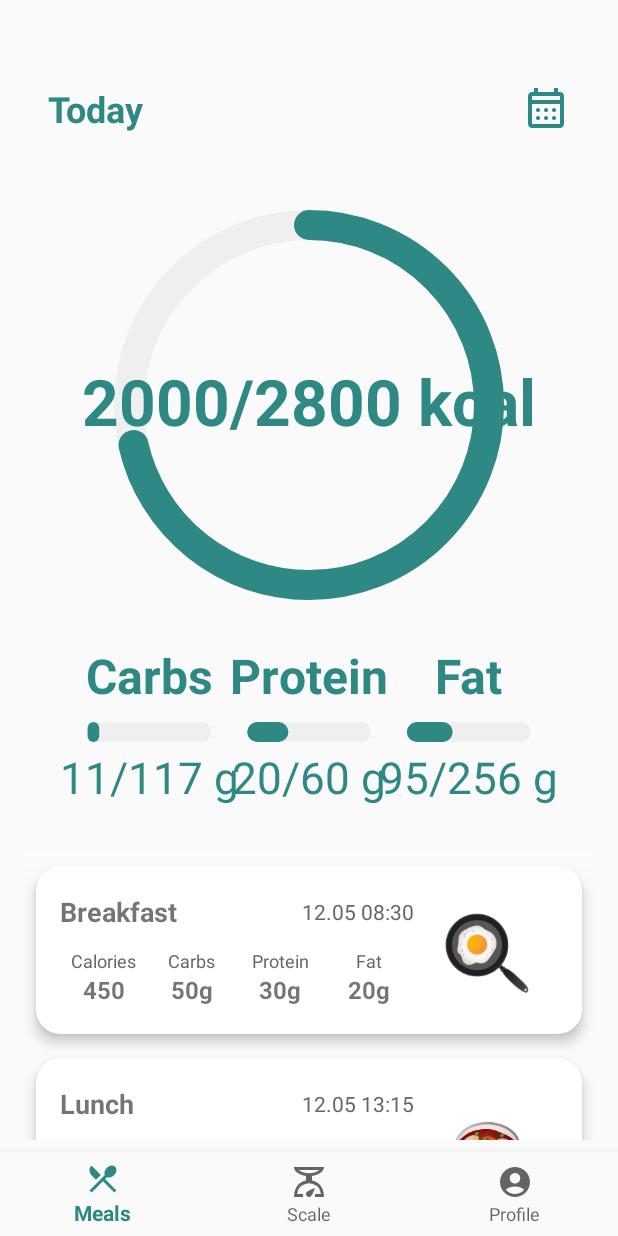
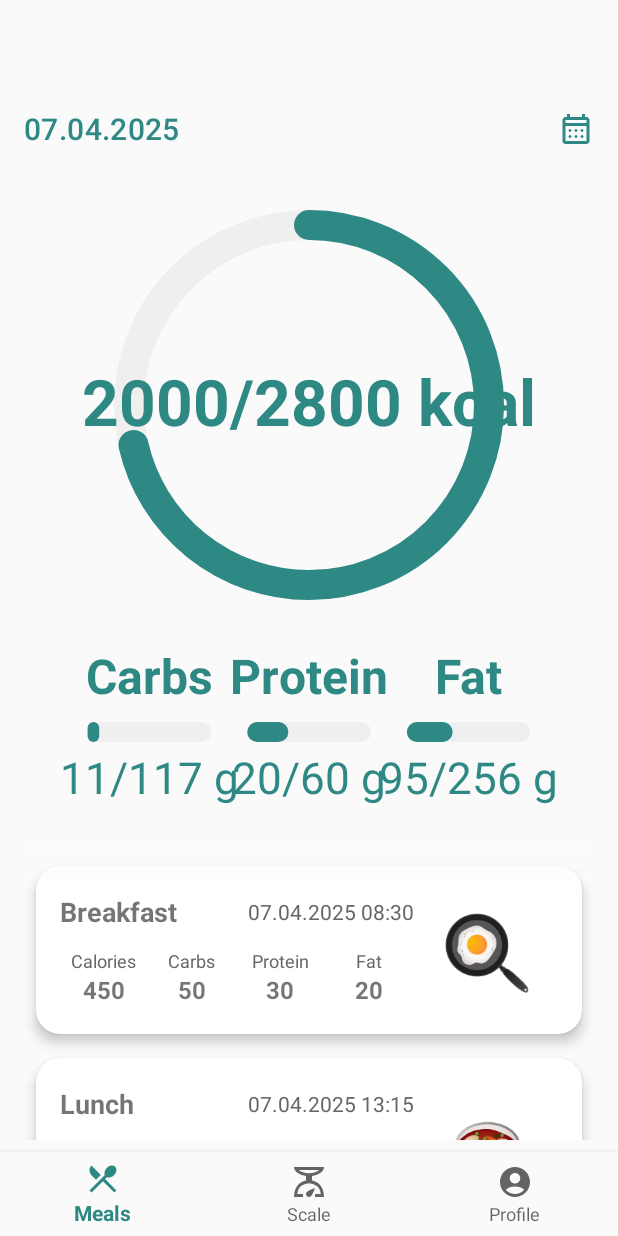
Before and after one commit to mikolajmariasz/smart-scale-mobile, an Android app: the screen it shows after launch (MainActivity), on a phone screen of 412 x 824 dp. Run offline under Robolectric (Android 15) with nearby library versions, the phone set to English and light mode, and no system bars; our stand-ins replace navigation-ui.

Commit message:
feat: Implemented Date Selection
- Added date selection with `DatePickerDialog` to filter meals.

```diff
--- a/app/src/main/java/com/example/smartscale/ui/meals/presentation/MealsFragment.kt
+++ b/app/src/main/java/com/example/smartscale/ui/meals/presentation/MealsFragment.kt
@@ -1,5 +1,6 @@
 package com.example.smartscale.ui.meals.presentation
 
+import android.app.DatePickerDialog
 import android.os.Bundle
 import android.view.LayoutInflater
 import android.view.View
@@ -14,6 +15,8 @@ import com.example.smartscale.ui.meals.domain.model.Meal
 import com.example.smartscale.ui.meals.presentation.adapter.MealsAdapter
 import com.example.smartscale.ui.meals.presentation.view.CircularProgressBar
 import com.example.smartscale.ui.meals.presentation.view.NutritionBarView
+import java.text.SimpleDateFormat
+import java.util.*
 
 class MealsFragment : Fragment() {
 
@@ -23,6 +26,9 @@ class MealsFragment : Fragment() {
     private var _binding: FragmentMealsBinding? = null
     private val binding get() = _binding!!
 
+    private val calendar = Calendar.getInstance()
+    private val dateFormat = SimpleDateFormat("dd.MM.yyyy", Locale.getDefault())
+
     override fun onCreateView(
         inflater: LayoutInflater,
         container: ViewGroup?,
@@ -31,9 +37,55 @@ class MealsFragment : Fragment() {
         _binding = FragmentMealsBinding.inflate(inflater, container, false)
         val root: View = binding.root
 
-        // Calories progress bar
+        setupHeader()
+        setupProgressBars()
+        setupRecyclerView()
+
+        return root
+    }
+
+    private fun setupHeader() {
+        binding.headerDateCalendar.dateTextView.text = dateFormat.format(calendar.time)
+
+        binding.headerDateCalendar.calendarButton.setOnClickListener {
+            showDatePickerDialog()
+        }
+    }
+
+    private fun showDatePickerDialog() {
+        val datePickerDialog = DatePickerDialog(
+            requireContext(),
+            { _, year, month, dayOfMonth ->
+                calendar.set(year, month, dayOfMonth)
+                binding.headerDateCalendar.dateTextView.text = dateFormat.format(calendar.time)
+                loadMealsForSelectedDate()
+            },
+            calendar.get(Calendar.YEAR),
+            calendar.get(Calendar.MONTH),
+            calendar.get(Calendar.DAY_OF_MONTH)
+        )
+        datePickerDialog.show()
+    }
+
+    private fun loadMealsForSelectedDate() {
+        // TODO: Tutaj będzie ładowanie posiłków z bazy danych dla wybranej daty
+        val selectedDate = dateFormat.format(calendar.time)
+        val mealsList = listOf(
+            Meal("Breakfast", "$selectedDate 08:30", "🍳", 450, 50, 30, 20),
+            Meal("Lunch", "$selectedDate 13:15", "🍲", 650, 70, 40, 25),
+            Meal("Dinner", "$selectedDate 19:45", "🥗", 400, 30, 25, 15)
+        )
+        mealsAdapter.updateMeals(mealsList)
+        updateProgressBars()
+    }
+
+    private fun setupProgressBars() {
         circularProgressBar = binding.circularProgressBar
+        nutritrionProgressBar = binding.nutritionBarsView
+        updateProgressBars()
+    }
 
+    private fun updateProgressBars() {
         val caloriesGoal = 2800
         val caloriesConsumed = 2000
         val progress = caloriesConsumed.toFloat() / caloriesGoal.toFloat()
@@ -41,36 +93,22 @@ class MealsFragment : Fragment() {
         circularProgressBar.setCaloriesText("$caloriesConsumed/$caloriesGoal kcal")
         circularProgressBar.setProgress(progress)
 
-        // Nutrition progress bars
-        nutritrionProgressBar = binding.nutritionBarsView
-
         nutritrionProgressBar.setCarbsProgress(11, 117)
         nutritrionProgressBar.setProteinProgress(20, 60)
         nutritrionProgressBar.setFatProgress(95, 256)
-
-        // Setup RecyclerView
-        setupRecyclerView()
-
-        return root
     }
 
     private fun setupRecyclerView() {
-        // Example
-        val mealsList = listOf(
-            Meal("Breakfast", "12.05 08:30", "🍳", 450, 50, 30, 20),
-            Meal("Lunch", "12.05 13:15", "🍲", 650, 70, 40, 25),
-            Meal("Dinner", "12.05 19:45", "🥗", 400, 30, 25, 15)
-        )
-
-        mealsAdapter = MealsAdapter(mealsList) {
+        mealsAdapter = MealsAdapter(emptyList()) {
             navigateToAddMeal()
         }
         binding.mealsList.apply {
             layoutManager = LinearLayoutManager(context)
             adapter = mealsAdapter
-            addItemDecoration(FadeEdgeDecoration(requireContext(),50))
+            addItemDecoration(FadeEdgeDecoration(requireContext(), 50))
         }
 
+        loadMealsForSelectedDate()
     }
 
     private fun navigateToAddMeal() {
@@ -78,7 +116,6 @@ class MealsFragment : Fragment() {
         navController.navigate(R.id.action_meals_to_add_meal)
     }
 
-
     override fun onDestroyView() {
         super.onDestroyView()
         _binding = null
--- a/app/src/main/java/com/example/smartscale/ui/meals/presentation/adapter/MealsAdapter.kt
+++ b/app/src/main/java/com/example/smartscale/ui/meals/presentation/adapter/MealsAdapter.kt
@@ -10,10 +10,9 @@ import com.example.smartscale.R
 import com.example.smartscale.ui.meals.domain.model.Meal
 
 class MealsAdapter(
-    private val meals: List<Meal>,
+    private var meals: List<Meal>,
     private val onAddMealClick: () -> Unit
 ) : RecyclerView.Adapter<RecyclerView.ViewHolder>() {
-
 
     private companion object {
         const val TYPE_MEAL = 0
@@ -60,10 +59,10 @@ class MealsAdapter(
                 holder.mealName.text = meal.name
                 holder.mealTime.text = meal.time
                 holder.mealEmoji.text = meal.emoji
-                holder.mealCalories.text = meal.calories.toString()
-                holder.mealCarbs.text = "${meal.carbs}g"
-                holder.mealProtein.text = "${meal.protein}g"
-                holder.mealFat.text = "${meal.fat}g"
+                holder.mealCalories.text = "${meal.calories}"
+                holder.mealCarbs.text = "${meal.carbs}"
+                holder.mealProtein.text = "${meal.protein}"
+                holder.mealFat.text = "${meal.fat}"
             }
             is AddMealViewHolder -> {
                 holder.addButton.setOnClickListener {
@@ -74,4 +73,9 @@ class MealsAdapter(
     }
 
     override fun getItemCount() = meals.size + 1
+
+    fun updateMeals(newMeals: List<Meal>) {
+        meals = newMeals.toList()
+        notifyDataSetChanged()
+    }
 }
--- a/app/src/main/res/layout/fragment_add_meal.xml
+++ b/app/src/main/res/layout/fragment_add_meal.xml
@@ -15,6 +15,7 @@
             android:layout_width="match_parent"
             android:layout_height="wrap_content"
             android:text="@string/add_meal"
+            android:textColor="@color/green"
             android:textSize="24sp"
             android:textStyle="bold"
             android:gravity="center"
@@ -31,7 +32,7 @@
                 android:layout_width="0dp"
                 android:layout_weight="1"
                 android:layout_height="wrap_content"
-                android:hint="@string/add_meal"
+                android:hint="@string/meal_name"
                 android:padding="12dp" />
 
             <TextView
--- a/app/src/main/res/layout/fragment_meals.xml
+++ b/app/src/main/res/layout/fragment_meals.xml
@@ -9,6 +9,7 @@
 
     <!-- Header with date and calendar icon -->
     <include
+        android:id="@+id/headerDateCalendar"
         layout="@layout/header_date_calendar"
         android:layout_width="match_parent"
         android:layout_height="wrap_content" />
--- a/app/src/main/res/layout/header_date_calendar.xml
+++ b/app/src/main/res/layout/header_date_calendar.xml
@@ -1,27 +1,30 @@
 <?xml version="1.0" encoding="utf-8"?>
-<LinearLayout xmlns:android="http://schemas.android.com/apk/res/android"
+<androidx.constraintlayout.widget.ConstraintLayout
+    xmlns:android="http://schemas.android.com/apk/res/android"
     xmlns:app="http://schemas.android.com/apk/res-auto"
     android:layout_width="match_parent"
     android:layout_height="wrap_content"
-    android:orientation="horizontal"
-    android:paddingHorizontal="32dp">
+    android:padding="16dp">
 
     <TextView
-        android:id="@+id/dateText"
-        android:layout_width="0dp"
+        android:id="@+id/dateTextView"
+        android:layout_width="wrap_content"
         android:layout_height="wrap_content"
-        android:layout_weight="1"
-        android:text="Today"
-        android:textSize="24sp"
-        android:textStyle="bold"
-        android:textColor="@color/green" />
+        android:textColor="@color/green"
+        android:textAppearance="@style/TextAppearance.MaterialComponents.Headline6"
+        app:layout_constraintStart_toStartOf="parent"
+        app:layout_constraintTop_toTopOf="parent"
+        app:layout_constraintBottom_toBottomOf="parent" />
 
-    <ImageView
-        android:id="@+id/calendarIcon"
-        android:layout_width="32dp"
-        android:layout_height="32dp"
+    <ImageButton
+        android:id="@+id/calendarButton"
+        android:layout_width="wrap_content"
+        android:layout_height="wrap_content"
         android:src="@drawable/ic_calendar_black_24dp"
-        android:contentDescription="@string/calendar_icon_description"
+        android:background="?attr/selectableItemBackgroundBorderless"
+        app:layout_constraintEnd_toEndOf="parent"
+        app:layout_constraintTop_toTopOf="parent"
+        app:layout_constraintBottom_toBottomOf="parent"
         app:tint="@color/green" />
 
-</LinearLayout>
+</androidx.constraintlayout.widget.ConstraintLayout>
--- a/app/src/main/res/navigation/mobile_navigation.xml
+++ b/app/src/main/res/navigation/mobile_navigation.xml
@@ -26,7 +26,50 @@
         android:id="@+id/navigation_profile"
         android:name="com.example.smartscale.ui.profile.ProfileFragment"
         android:label="@string/title_profile"
-        tools:layout="@layout/fragment_profile" />
+        tools:layout="@layout/fragment_profile">
+        <action
+            android:id="@+id/action_profileFragment_to_registerFragment"
+            app:destination="@id/registerFragment" />
+        <action
+            android:id="@+id/action_profileFragment_to_loggedInFragment"
+            app:destination="@id/loggedInFragment" />
+    </fragment>
+
+    <fragment
+        android:id="@+id/profileFragment"
+        android:name="com.example.smartscale.ui.profile.ProfileFragment"
+        android:label="Profil">
+
+        <!-- AKCJA profil -> rejestracja -->
+        <action
+            android:id="@+id/action_profileFragment_to_registerFragment"
+            app:destination="@id/registerFragment" />
+        <action
+            android:id="@+id/action_profileFragment_to_loggedInFragment"
+            app:destination="@id/loggedInFragment" />
+    </fragment>
+
+    <fragment
+        android:id="@+id/registerFragment"
+        android:name="com.example.smartscale.ui.profile.RegisterFragment"
+        android:label="Rejestracja">
+
+        <!-- AKCJA rejestracja -> profil (jeśli potrzebna) -->
+        <action
+            android:id="@+id/action_registerFragment_to_profileFragment"
+            app:destination="@id/profileFragment" />
+    </fragment>
+
+    <fragment
+        android:id="@+id/loggedInFragment"
+        android:name="com.example.smartscale.ui.profile.LoggedInFragment"
+        android:label="Ekran po zalogowaniu" >
+
+        <!-- akacja powrotu do okna logowania, jeśli chcesz manualnie -->
+        <action
+            android:id="@+id/action_loggedInFragment_to_profileFragment"
+            app:destination="@id/profileFragment" />
+    </fragment>
 
     <fragment
         android:id="@+id/navigation_add_meal"
```
